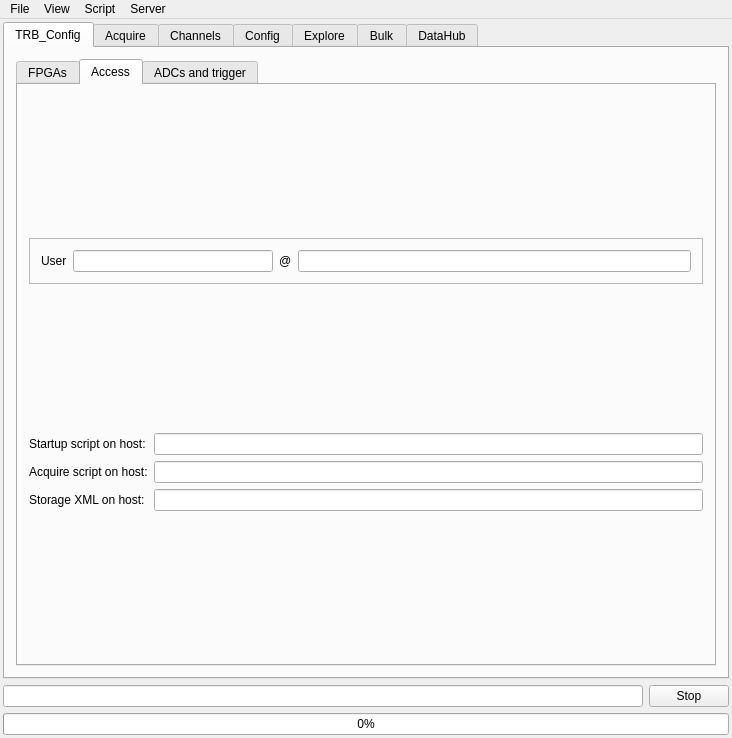
This is GUI/mainwindow.ui in andrmor/TRB3reader as Qt 5 draws it before an edit. The edited form follows.
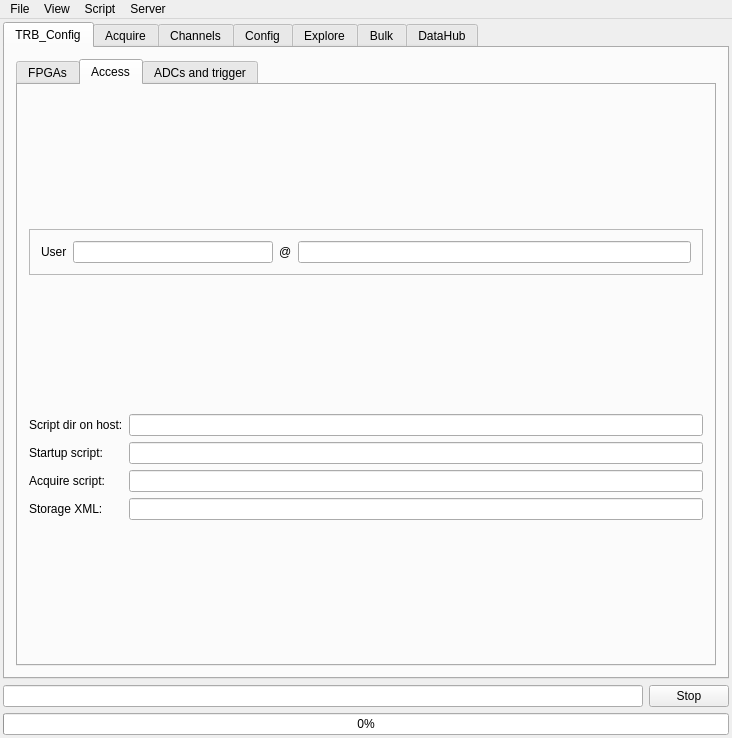
This is the edited form. The open tabs and pages were chosen to show the change.

Diff of the .ui file:
```diff
--- a/GUI/mainwindow.ui
+++ b/GUI/mainwindow.ui
@@ -253,24 +253,31 @@
                 <property name="topMargin">
                  <number>0</number>
                 </property>
+                <item>
+                 <widget class="QLabel" name="label_62">
+                  <property name="text">
+                   <string>Script dir on host:</string>
+                  </property>
+                 </widget>
+                </item>
                 <item>
                  <widget class="QLabel" name="label_51">
                   <property name="text">
-                   <string>Startup script on host:</string>
+                   <string>Startup script:</string>
                   </property>
                  </widget>
                 </item>
                 <item>
                  <widget class="QLabel" name="label_55">
                   <property name="text">
-                   <string>Acquire script on host:</string>
+                   <string>Acquire script:</string>
                   </property>
                  </widget>
                 </item>
                 <item>
                  <widget class="QLabel" name="label_58">
                   <property name="text">
-                   <string>Storage XML on host:</string>
+                   <string>Storage XML:</string>
                   </property>
                  </widget>
                 </item>
@@ -278,6 +285,9 @@
               </item>
               <item>
                <layout class="QVBoxLayout" name="verticalLayout_35">
+                <item>
+                 <widget class="QLineEdit" name="leDirOnHost"/>
+                </item>
                 <item>
                  <widget class="QLineEdit" name="leStartupScriptOnHost">
                   <property name="text">
```
Left out of the diff: 4 changed lines with no effect on the pictures.
